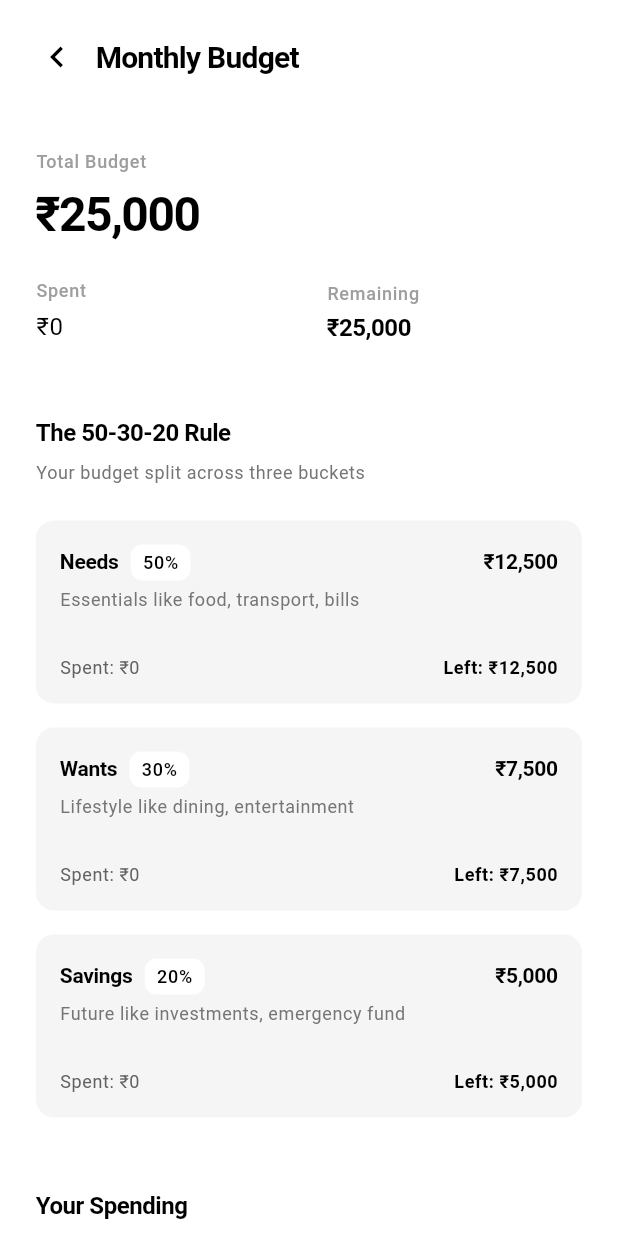
After one commit to Kedar002/financialSensie, a Flutter app: the HomeScreen screen opened directly, after a tap on "This month", on a phone screen of 412 x 824 dp. The commit adds this screen. Run offline on Flutter 3.47's test engine with Material 3 defaults, Android fonts, the phone set to English and light mode, and no system bars.

Commit message:
add the buddget appliation using 50-30-20

```diff
--- a/lib/features/home/screens/home_screen.dart
+++ b/lib/features/home/screens/home_screen.dart
@@ -9,6 +9,7 @@ import '../../goals/screens/goals_screen.dart';
 import '../../profile/screens/profile_screen.dart';
 import '../models/expense.dart';
 import 'add_expense_screen.dart';
+import 'monthly_budget_screen.dart';
 
 /// Home screen - THE core screen.
 /// One focus: How much can you spend?
@@ -196,7 +197,10 @@ class _HomeScreenState extends State<HomeScreen> {
   }
 
   Widget _buildCycleProgress(BudgetSnapshot snapshot) {
-    return Column(
+    return GestureDetector(
+      onTap: _viewMonthlyBudget,
+      behavior: HitTestBehavior.opaque,
+      child: Column(
         crossAxisAlignment: CrossAxisAlignment.start,
         children: [
           Row(
@@ -206,9 +210,19 @@ class _HomeScreenState extends State<HomeScreen> {
                 'This month',
                 style: Theme.of(context).textTheme.titleLarge,
               ),
+              Row(
+                children: [
                   Text(
                     '${(snapshot.spentProgress * 100).clamp(0, 999).toInt()}%',
                     style: Theme.of(context).textTheme.labelMedium,
+                  ),
+                  const SizedBox(width: AppTheme.spacing8),
+                  const Icon(
+                    Icons.chevron_right,
+                    color: AppTheme.gray400,
+                    size: 20,
+                  ),
+                ],
               ),
             ],
           ),
@@ -231,6 +245,7 @@ class _HomeScreenState extends State<HomeScreen> {
             ],
           ),
         ],
+      ),
     );
   }
 
@@ -443,4 +458,16 @@ class _HomeScreenState extends State<HomeScreen> {
       });
     }
   }
+
+  void _viewMonthlyBudget() {
+    Navigator.push(
+      context,
+      MaterialPageRoute(
+        builder: (_) => MonthlyBudgetScreen(
+          totalBudget: _monthlyVariableBudget,
+          expenses: _expenses,
+        ),
+      ),
+    );
   }
+}
--- /dev/null
+++ b/lib/features/home/screens/monthly_budget_screen.dart
@@ -0,0 +1,472 @@
+import 'package:flutter/material.dart';
+import '../../../core/theme/app_theme.dart';
+import '../../../shared/utils/formatters.dart';
+import '../models/expense.dart';
+
+/// Monthly budget screen.
+/// Shows the 50-30-20 breakdown.
+/// Three buckets. Clear progress. Steve Jobs approved.
+class MonthlyBudgetScreen extends StatelessWidget {
+  final double totalBudget;
+  final List<Expense> expenses;
+
+  const MonthlyBudgetScreen({
+    super.key,
+    required this.totalBudget,
+    required this.expenses,
+  });
+
+  @override
+  Widget build(BuildContext context) {
+    return Scaffold(
+      backgroundColor: AppTheme.white,
+      body: SafeArea(
+        child: SingleChildScrollView(
+          physics: const AlwaysScrollableScrollPhysics(),
+          child: Column(
+            crossAxisAlignment: CrossAxisAlignment.start,
+            children: [
+              _buildHeader(context),
+              Padding(
+                padding: const EdgeInsets.all(AppTheme.spacing24),
+                child: Column(
+                  crossAxisAlignment: CrossAxisAlignment.start,
+                  children: [
+                    _buildOverview(context),
+                    const SizedBox(height: AppTheme.spacing48),
+                    _buildBuckets(context),
+                    const SizedBox(height: AppTheme.spacing48),
+                    _buildBreakdown(context),
+                    const SizedBox(height: AppTheme.spacing64),
+                  ],
+                ),
+              ),
+            ],
+          ),
+        ),
+      ),
+    );
+  }
+
+  Widget _buildHeader(BuildContext context) {
+    return Padding(
+      padding: const EdgeInsets.all(AppTheme.spacing24),
+      child: Row(
+        children: [
+          GestureDetector(
+            onTap: () => Navigator.pop(context),
+            child: const Icon(
+              Icons.chevron_left,
+              color: AppTheme.black,
+              size: 28,
+            ),
+          ),
+          const SizedBox(width: AppTheme.spacing12),
+          Text(
+            'Monthly Budget',
+            style: Theme.of(context).textTheme.headlineMedium,
+          ),
+        ],
+      ),
+    );
+  }
+
+  Widget _buildOverview(BuildContext context) {
+    final totalSpent = expenses.fold(0.0, (sum, e) => sum + e.amount);
+    final remaining = totalBudget - totalSpent;
+
+    return Column(
+      crossAxisAlignment: CrossAxisAlignment.start,
+      children: [
+        Text(
+          'Total Budget',
+          style: Theme.of(context).textTheme.labelMedium,
+        ),
+        const SizedBox(height: AppTheme.spacing8),
+        Text(
+          Formatters.currency(totalBudget),
+          style: Theme.of(context).textTheme.displayMedium,
+        ),
+        const SizedBox(height: AppTheme.spacing24),
+        Row(
+          children: [
+            Expanded(
+              child: _buildOverviewStat(
+                context,
+                label: 'Spent',
+                value: Formatters.currency(totalSpent),
+              ),
+            ),
+            const SizedBox(width: AppTheme.spacing24),
+            Expanded(
+              child: _buildOverviewStat(
+                context,
+                label: 'Remaining',
+                value: remaining >= 0
+                    ? Formatters.currency(remaining)
+                    : '-${Formatters.currency(remaining.abs())}',
+                highlight: true,
+              ),
+            ),
+          ],
+        ),
+      ],
+    );
+  }
+
+  Widget _buildOverviewStat(
+    BuildContext context, {
+    required String label,
+    required String value,
+    bool highlight = false,
+  }) {
+    return Column(
+      crossAxisAlignment: CrossAxisAlignment.start,
+      children: [
+        Text(
+          label,
+          style: Theme.of(context).textTheme.labelMedium,
+        ),
+        const SizedBox(height: AppTheme.spacing4),
+        Text(
+          value,
+          style: highlight
+              ? Theme.of(context).textTheme.titleLarge
+              : Theme.of(context).textTheme.bodyLarge,
+        ),
+      ],
+    );
+  }
+
+  Widget _buildBuckets(BuildContext context) {
+    // 50-30-20 rule
+    final needsBudget = totalBudget * 0.50;
+    final wantsBudget = totalBudget * 0.30;
+    final savingsBudget = totalBudget * 0.20;
+
+    final needsSpent = _getSpentByCategory(ExpenseCategory.needs);
+    final wantsSpent = _getSpentByCategory(ExpenseCategory.wants);
+    final savingsSpent = _getSpentByCategory(ExpenseCategory.savings);
+
+    return Column(
+      crossAxisAlignment: CrossAxisAlignment.start,
+      children: [
+        Text(
+          'The 50-30-20 Rule',
+          style: Theme.of(context).textTheme.titleLarge,
+        ),
+        const SizedBox(height: AppTheme.spacing8),
+        Text(
+          'Your budget split across three buckets',
+          style: Theme.of(context).textTheme.bodySmall?.copyWith(
+                color: AppTheme.gray500,
+              ),
+        ),
+        const SizedBox(height: AppTheme.spacing24),
+        _buildBucket(
+          context,
+          category: 'Needs',
+          percentage: '50%',
+          description: 'Essentials like food, transport, bills',
+          budget: needsBudget,
+          spent: needsSpent,
+        ),
+        const SizedBox(height: AppTheme.spacing16),
+        _buildBucket(
+          context,
+          category: 'Wants',
+          percentage: '30%',
+          description: 'Lifestyle like dining, entertainment',
+          budget: wantsBudget,
+          spent: wantsSpent,
+        ),
+        const SizedBox(height: AppTheme.spacing16),
+        _buildBucket(
+          context,
+          category: 'Savings',
+          percentage: '20%',
+          description: 'Future like investments, emergency fund',
+          budget: savingsBudget,
+          spent: savingsSpent,
+        ),
+      ],
+    );
+  }
+
+  Widget _buildBucket(
+    BuildContext context, {
+    required String category,
+    required String percentage,
+    required String description,
+    required double budget,
+    required double spent,
+  }) {
+    final progress = budget > 0 ? (spent / budget).clamp(0.0, 1.0) : 0.0;
+    final remaining = budget - spent;
+    final isOver = remaining < 0;
+
+    return Container(
+      padding: const EdgeInsets.all(AppTheme.spacing16),
+      decoration: BoxDecoration(
+        color: AppTheme.gray100,
+        borderRadius: BorderRadius.circular(AppTheme.radiusMedium),
+      ),
+      child: Column(
+        crossAxisAlignment: CrossAxisAlignment.start,
+        children: [
+          Row(
+            mainAxisAlignment: MainAxisAlignment.spaceBetween,
+            children: [
+              Row(
+                children: [
+                  Text(
+                    category,
+                    style: Theme.of(context).textTheme.titleMedium,
+                  ),
+                  const SizedBox(width: AppTheme.spacing8),
+                  Container(
+                    padding: const EdgeInsets.symmetric(
+                      horizontal: AppTheme.spacing8,
+                      vertical: AppTheme.spacing4,
+                    ),
+                    decoration: BoxDecoration(
+                      color: AppTheme.white,
+                      borderRadius: BorderRadius.circular(AppTheme.radiusSmall),
+                    ),
+                    child: Text(
+                      percentage,
+                      style: Theme.of(context).textTheme.labelMedium?.copyWith(
+                            color: AppTheme.black,
+                          ),
+                    ),
+                  ),
+                ],
+              ),
+              Text(
+                Formatters.currency(budget),
+                style: Theme.of(context).textTheme.titleMedium,
+              ),
+            ],
+          ),
+          const SizedBox(height: AppTheme.spacing4),
+          Text(
+            description,
+            style: Theme.of(context).textTheme.bodySmall?.copyWith(
+                  color: AppTheme.gray500,
+                ),
+          ),
+          const SizedBox(height: AppTheme.spacing12),
+          _buildProgressBar(progress),
+          const SizedBox(height: AppTheme.spacing12),
+          Row(
+            mainAxisAlignment: MainAxisAlignment.spaceBetween,
+            children: [
+              Text(
+                'Spent: ${Formatters.currency(spent)}',
+                style: Theme.of(context).textTheme.bodySmall,
+              ),
+              Text(
+                isOver
+                    ? 'Over: ${Formatters.currency(remaining.abs())}'
+                    : 'Left: ${Formatters.currency(remaining)}',
+                style: Theme.of(context).textTheme.bodySmall?.copyWith(
+                      color: isOver ? AppTheme.gray500 : AppTheme.black,
+                      fontWeight: FontWeight.w600,
+                    ),
+              ),
+            ],
+          ),
+        ],
+      ),
+    );
+  }
+
+  Widget _buildProgressBar(double progress) {
+    return Container(
+      height: 4,
+      decoration: BoxDecoration(
+        color: AppTheme.gray200,
+        borderRadius: BorderRadius.circular(2),
+      ),
+      child: FractionallySizedBox(
+        alignment: Alignment.centerLeft,
+        widthFactor: progress,
+        child: Container(
+          decoration: BoxDecoration(
+            color: AppTheme.black,
+            borderRadius: BorderRadius.circular(2),
+          ),
+        ),
+      ),
+    );
+  }
+
+  Widget _buildBreakdown(BuildContext context) {
+    final needsSpent = _getSpentByCategory(ExpenseCategory.needs);
+    final wantsSpent = _getSpentByCategory(ExpenseCategory.wants);
+    final savingsSpent = _getSpentByCategory(ExpenseCategory.savings);
+    final totalSpent = needsSpent + wantsSpent + savingsSpent;
+
+    return Column(
+      crossAxisAlignment: CrossAxisAlignment.start,
+      children: [
+        Text(
+          'Your Spending',
+          style: Theme.of(context).textTheme.titleLarge,
+        ),
+        const SizedBox(height: AppTheme.spacing8),
+        Text(
+          'How you\'ve actually spent this month',
+          style: Theme.of(context).textTheme.bodySmall?.copyWith(
+                color: AppTheme.gray500,
+              ),
+        ),
+        const SizedBox(height: AppTheme.spacing24),
+        if (totalSpent == 0)
+          Container(
+            padding: const EdgeInsets.all(AppTheme.spacing24),
+            decoration: BoxDecoration(
+              color: AppTheme.gray100,
+              borderRadius: BorderRadius.circular(AppTheme.radiusMedium),
+            ),
+            child: Center(
+              child: Text(
+                'No expenses yet this month',
+                style: Theme.of(context).textTheme.bodyMedium?.copyWith(
+                      color: AppTheme.gray500,
+                    ),
+              ),
+            ),
+          )
+        else
+          Column(
+            children: [
+              _buildSpendingBar(context, needsSpent, wantsSpent, savingsSpent),
+              const SizedBox(height: AppTheme.spacing16),
+              _buildSpendingLegend(context, needsSpent, wantsSpent, savingsSpent),
+            ],
+          ),
+      ],
+    );
+  }
+
+  Widget _buildSpendingBar(
+    BuildContext context,
+    double needs,
+    double wants,
+    double savings,
+  ) {
+    final total = needs + wants + savings;
+    if (total == 0) return const SizedBox.shrink();
+
+    final needsPercent = needs / total;
+    final wantsPercent = wants / total;
+    final savingsPercent = savings / total;
+
+    return Container(
+      height: 32,
+      decoration: BoxDecoration(
+        borderRadius: BorderRadius.circular(AppTheme.radiusSmall),
+      ),
+      clipBehavior: Clip.antiAlias,
+      child: Row(
+        children: [
+          if (needsPercent > 0)
+            Expanded(
+              flex: (needsPercent * 100).round(),
+              child: Container(color: AppTheme.black),
+            ),
+          if (wantsPercent > 0)
+            Expanded(
+              flex: (wantsPercent * 100).round(),
+              child: Container(color: AppTheme.gray400),
+            ),
+          if (savingsPercent > 0)
+            Expanded(
+              flex: (savingsPercent * 100).round(),
+              child: Container(color: AppTheme.gray200),
+            ),
+        ],
+      ),
+    );
+  }
+
+  Widget _buildSpendingLegend(
+    BuildContext context,
+    double needs,
+    double wants,
+    double savings,
+  ) {
+    final total = needs + wants + savings;
+
+    return Row(
+      mainAxisAlignment: MainAxisAlignment.spaceBetween,
+      children: [
+        _buildLegendItem(
+          context,
+          color: AppTheme.black,
+          label: 'Needs',
+          value: needs,
+          total: total,
+        ),
+        _buildLegendItem(
+          context,
+          color: AppTheme.gray400,
+          label: 'Wants',
+          value: wants,
+          total: total,
+        ),
+        _buildLegendItem(
+          context,
+          color: AppTheme.gray200,
+          label: 'Savings',
+          value: savings,
+          total: total,
+        ),
+      ],
+    );
+  }
+
+  Widget _buildLegendItem(
+    BuildContext context, {
+    required Color color,
+    required String label,
+    required double value,
+    required double total,
+  }) {
+    final percent = total > 0 ? ((value / total) * 100).round() : 0;
+
+    return Row(
+      children: [
+        Container(
+          width: 12,
+          height: 12,
+          decoration: BoxDecoration(
+            color: color,
+            borderRadius: BorderRadius.circular(2),
+          ),
+        ),
+        const SizedBox(width: AppTheme.spacing8),
+        Column(
+          crossAxisAlignment: CrossAxisAlignment.start,
+          children: [
+            Text(
+              label,
+              style: Theme.of(context).textTheme.bodySmall,
+            ),
+            Text(
+              '$percent%',
+              style: Theme.of(context).textTheme.labelMedium,
+            ),
+          ],
+        ),
+      ],
+    );
+  }
+
+  double _getSpentByCategory(ExpenseCategory category) {
+    return expenses
+        .where((e) => e.category == category)
+        .fold(0.0, (sum, e) => sum + e.amount);
+  }
+}
```
Also changed, not shown: 1 other file. Lines whose indentation alone changed are shown as unchanged.
